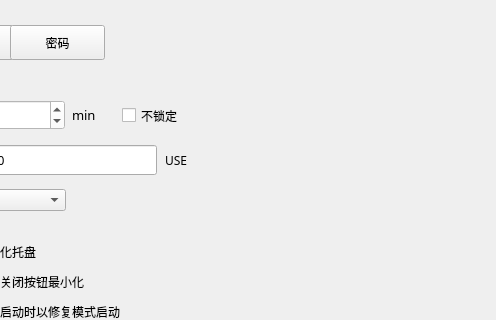
This is setdialog.ui in realm520/usewallet-qt as Qt 5 draws it before an edit; both pictures show x 464 to 960 and y 107 to 427 of the 960 by 580 pixel window. The edited form follows.
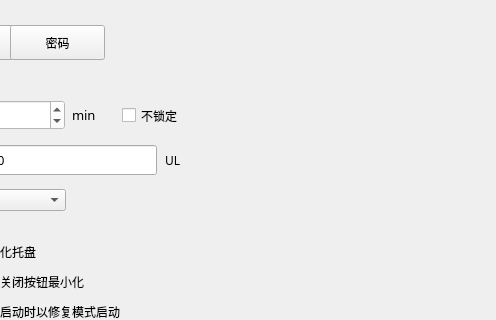
This is the edited form.

Patch:
```diff
--- a/setdialog.ui
+++ b/setdialog.ui
@@ -400,7 +400,7 @@
         <string notr="true"/>
        </property>
        <property name="text">
-        <string>USE</string>
+        <string>UL</string>
        </property>
       </widget>
       <widget class="QLineEdit" name="feeLineEdit">
```
